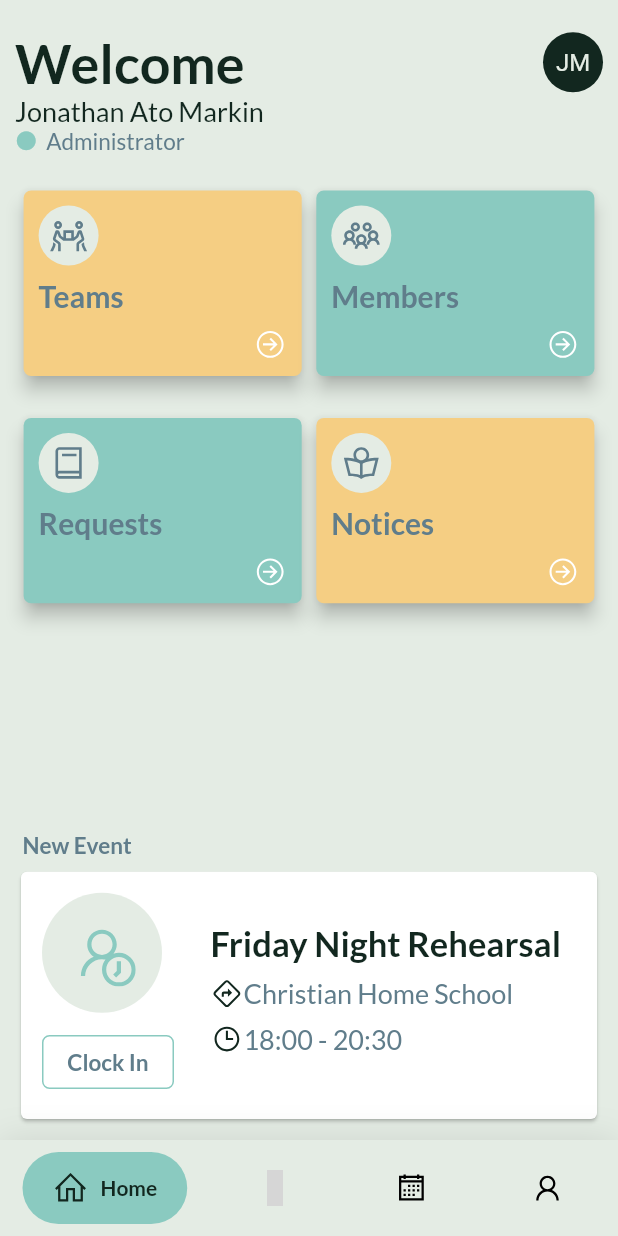
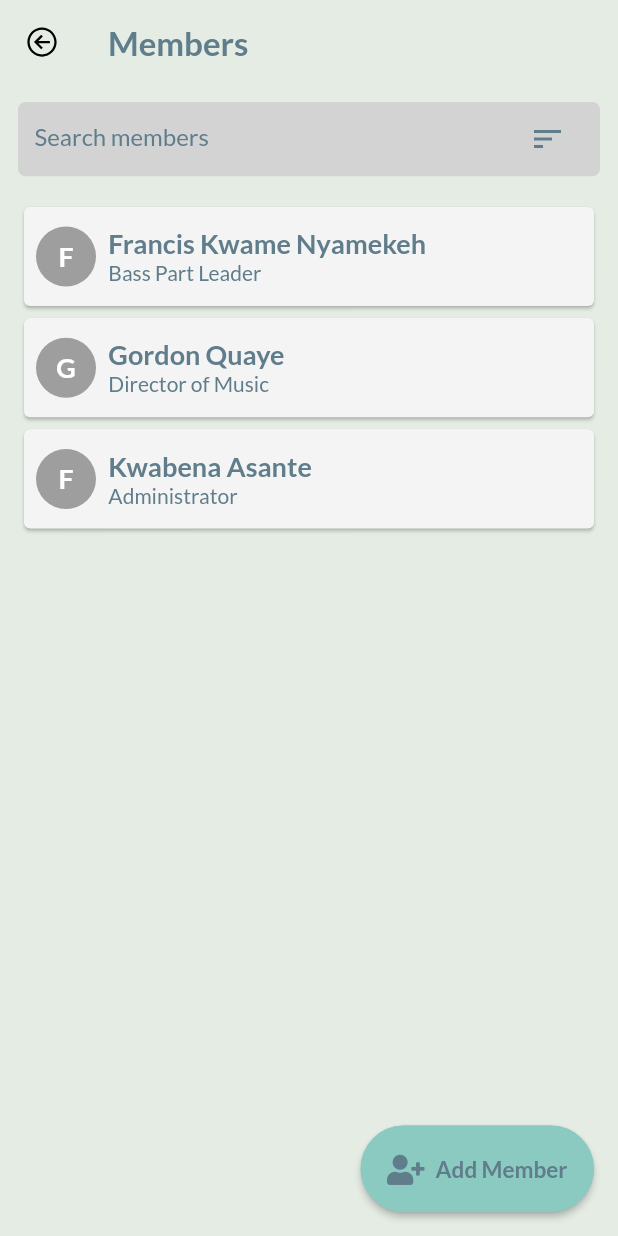
Before and after one commit to jonamarkin/iAttend, a Flutter app: the BaseScreen screen opened directly, after a tap on "Members", on a phone screen of 412 x 824 dp. Run offline on Flutter 3.47's test engine with Material 2 defaults, Android fonts, the phone set to English and light mode, and no system bars; drawn by our look-alikes of google_nav_bar; our stand-ins replace fl_chart, font_awesome_flutter, google_fonts, line_icons, modal_bottom_sheet; missing offline and left inert: beauty_textfield, expansion_card, keyboard_avoider; project files that could hold a hidden picture were left out; grey boxes are pictures that could not be loaded.

Commit message:
Teams and members pages done

```diff
--- a/lib/ui/views/dashboard/dashboard.dart
+++ b/lib/ui/views/dashboard/dashboard.dart
@@ -2,6 +2,8 @@ import 'package:flutter/material.dart';
 import 'package:font_awesome_flutter/font_awesome_flutter.dart';
 import 'package:google_fonts/google_fonts.dart';
 import 'package:iAttend/business_logic/constants/appconstants.dart';
+import 'package:iAttend/ui/views/members/members.dart';
+import 'package:iAttend/ui/views/teams/teams.dart';
 import 'package:iAttend/ui/widgets/base.dart';
 import 'package:iAttend/ui/widgets/dashboard/dashboard_card.dart';
 import 'package:line_icons/line_icons.dart';
@@ -90,13 +92,15 @@ class _DashboardState extends State<Dashboard> {
                       cardName: "Teams",
                       cardColor: Color(0xffF5CE83),
                       cardIcon: LineIcons.peopleCarry,
-                      onTap: () {},
+                      onTap: Teams(),
+                      pageTitle: "Teams",
                     ),
                     DashboardCard(
                       cardName: "Members",
                       cardColor: Color(0xff8acac0),
                       cardIcon: LineIcons.users,
-                      onTap: () {},
+                      onTap: Members(),
+                      pageTitle: "Members",
                     ),
                   ],
                 ),
@@ -108,15 +112,15 @@ class _DashboardState extends State<Dashboard> {
                     cardName: "Requests",
                     cardColor: Color(0xff8acac0),
                     cardIcon: LineIcons.book,
-                    onTap: () {},
+                    onTap: Teams(),
+                    pageTitle: "Requests",
                   ),
                   DashboardCard(
                     cardName: "Notices",
                     cardColor: Color(0xffF5CE83),
                     cardIcon: LineIcons.bookReader,
-                    onTap: () {
-                      //Navigator.push(context, MaterialPageRoute(builder: (context) => EventsPage()))
-                    },
+                    onTap: Teams(),
+                    pageTitle: "Notices",
                   ),
                 ],
               ),
--- /dev/null
+++ b/lib/ui/views/members/members.dart
@@ -0,0 +1,178 @@
+import 'package:flutter/material.dart';
+import 'package:font_awesome_flutter/font_awesome_flutter.dart';
+import 'package:google_fonts/google_fonts.dart';
+import 'package:iAttend/business_logic/constants/appconstants.dart';
+import 'package:iAttend/ui/widgets/members/member_card.dart';
+import 'package:line_icons/line_icons.dart';
+
+class Members extends StatefulWidget {
+  @override
+  _MembersState createState() => _MembersState();
+}
+
+class _MembersState extends State<Members> {
+  TextEditingController _searchController = new TextEditingController();
+
+  @override
+  Widget build(BuildContext context) {
+    return Scaffold(
+      floatingActionButton: ButtonTheme(
+        child: ElevatedButton(
+          style: ButtonStyle(
+            //backgroundColor:
+            backgroundColor: MaterialStateProperty.all<Color>(
+              greenColor,
+            ),
+            foregroundColor: MaterialStateProperty.all<Color>(
+              backColor,
+            ),
+            shape: MaterialStateProperty.all<RoundedRectangleBorder>(
+              RoundedRectangleBorder(
+                borderRadius: BorderRadius.circular(50.0),
+                side: BorderSide(
+                  color: greenColor,
+                ),
+              ),
+            ),
+          ),
+          onPressed: () {},
+          child: Container(
+            height: MediaQuery.of(context).size.height * 0.07,
+            width: MediaQuery.of(context).size.width * 0.30,
+            child: Row(
+              crossAxisAlignment: CrossAxisAlignment.center,
+              mainAxisAlignment: MainAxisAlignment.center,
+              children: [
+                Icon(
+                  FontAwesomeIcons.userPlus,
+                  color: Colors.blueGrey,
+                  size: 20,
+                ),
+                SizedBox(
+                  width: MediaQuery.of(context).size.width * 0.03,
+                ),
+                Text(
+                  "Add Member",
+                  style: GoogleFonts.lato(
+                    textStyle: Theme.of(context).textTheme.headline3,
+                    fontSize: 15,
+                    color: Colors.blueGrey,
+                    fontWeight: FontWeight.bold,
+                    //fontStyle: FontStyle.italic,
+                  ),
+                ),
+              ],
+            ),
+          ),
+        ),
+      ),
+      backgroundColor: backColor,
+      appBar: AppBar(
+        title: Text(
+          "Members",
+          style: GoogleFonts.lato(
+            textStyle: Theme.of(context).textTheme.headline2,
+            fontSize: 22,
+            color: Colors.blueGrey,
+            fontWeight: FontWeight.bold,
+            //     //fontStyle: FontStyle.italic,
+          ),
+        ),
+        elevation: 0,
+        //leading: MyArc(diameter: 300),
+
+        leading: GestureDetector(
+          onTap: () {
+            Navigator.of(context).pop();
+          },
+          child: Padding(
+            padding: const EdgeInsets.symmetric(
+              horizontal: 10,
+              vertical: 10,
+            ),
+            child: Icon(
+              LineIcons.arrowCircleLeft,
+            ),
+
+            // Text(
+            //   "Back",
+            //   style: GoogleFonts.lato(
+            //     textStyle: Theme.of(context).textTheme.headline2,
+            //     fontSize: 15,
+            //     color: Colors.blueGrey,
+            //     fontWeight: FontWeight.bold,
+            //     //fontStyle: FontStyle.italic,
+            //   ),
+            // ),
+          ),
+        ),
+        //toolbarHeight: 15,
+      ),
+      body: Container(
+        padding: EdgeInsets.all(
+          12,
+        ),
+        child: Column(
+          children: [
+            Container(
+              height: MediaQuery.of(context).size.height * 0.06,
+
+              //color: Color(0xffF5CE83),
+              decoration: BoxDecoration(
+                  color: Color(0xffd3d3d3),
+                  border: Border.all(
+                    //color: Colors.red[500
+                    color: Color(0xffd3d3d3),
+                  ),
+                  borderRadius: BorderRadius.all(Radius.circular(5))),
+              child: Padding(
+                padding: const EdgeInsets.symmetric(
+                  horizontal: 10,
+                ),
+                child: TextFormField(
+                  controller: _searchController,
+                  cursorColor: Colors.blueGrey,
+                  decoration: InputDecoration(
+                    suffixIcon: Icon(
+                      Icons.sort_outlined,
+                      color: Colors.blueGrey,
+                    ),
+                    border: InputBorder.none,
+                    hintText: "Search members",
+                    hintStyle: TextStyle(
+                      color: Colors.blueGrey,
+                    ),
+                  ),
+                ),
+              ),
+            ),
+            SizedBox(
+              height: MediaQuery.of(context).size.height * 0.02,
+            ),
+            Expanded(
+              child: ListView(
+                children: [
+                  MemberCard(
+                    initials: "F",
+                    memberName: "Francis Kwame Nyamekeh",
+                    memberPosition: "Bass Part Leader",
+                  ),
+                  MemberCard(
+                    initials: "G",
+                    memberName: "Gordon Quaye",
+                    memberPosition: "Director of Music",
+                  ),
+                  MemberCard(
+                    initials: "F",
+                    memberName: "Kwabena Asante",
+                    memberPosition: "Administrator",
+                  ),
+                ],
+              ),
+            ),
+          ],
+        ),
+      ),
+    );
+  }
+}
--- a/lib/ui/widgets/base.dart
+++ b/lib/ui/widgets/base.dart
@@ -10,6 +10,7 @@ import 'package:iAttend/ui/views/profile/profile.dart';
 import 'package:line_icons/line_icons.dart';
 
 class BaseScreen extends StatefulWidget {
+  //final Widget body;
   @override
   _BaseScreenState createState() => _BaseScreenState();
 }
--- a/lib/ui/widgets/dashboard/dashboard_card.dart
+++ b/lib/ui/widgets/dashboard/dashboard_card.dart
@@ -1,6 +1,8 @@
 import 'package:flutter/material.dart';
 import 'package:google_fonts/google_fonts.dart';
 import 'package:iAttend/business_logic/constants/appconstants.dart';
+import 'package:iAttend/ui/views/teams/teams.dart';
+import 'package:iAttend/ui/widgets/inner_base.dart';
 import 'package:line_icons/line_icons.dart';
 
 class DashboardCard extends StatefulWidget {
@@ -8,15 +10,17 @@ class DashboardCard extends StatefulWidget {
 
   final String cardName;
 
-  final Function onTap;
+  final Widget onTap;
   final IconData cardIcon;
+  final String pageTitle;
 
   const DashboardCard(
       {Key? key,
       required this.cardColor,
       required this.cardName,
       required this.onTap,
-      required this.cardIcon})
+      required this.cardIcon,
+      required this.pageTitle})
       : super(key: key);
   @override
   _DashboardCardState createState() => _DashboardCardState();
@@ -26,7 +30,12 @@ class _DashboardCardState extends State<DashboardCard> {
   @override
   Widget build(BuildContext context) {
     return GestureDetector(
-      onTap: () => widget.onTap,
+      onTap: () => Navigator.push(
+        context,
+        MaterialPageRoute(
+          builder: (context) => widget.onTap,
+        ),
+      ),
       child: Card(
         elevation: 5,
         //color: Color(0xffF5CE83),
--- /dev/null
+++ b/lib/ui/widgets/members/member_card.dart
@@ -0,0 +1,78 @@
+import 'package:flutter/material.dart';
+import 'package:google_fonts/google_fonts.dart';
+
+class MemberCard extends StatefulWidget {
+  final String memberName;
+  final String memberPosition;
+  final String initials;
+  const MemberCard({
+    Key? key,
+    required this.memberName,
+    required this.memberPosition,
+    required this.initials,
+  }) : super(key: key);
+  @override
+  _MemberCardState createState() => _MemberCardState();
+}
+
+class _MemberCardState extends State<MemberCard> {
+  @override
+  Widget build(BuildContext context) {
+    return Container(
+      height: MediaQuery.of(context).size.height * 0.09,
+      child: Card(
+        color: Color(0xfff4f4f4),
+        child: Padding(
+          padding: const EdgeInsets.all(8.0),
+          child: Row(
+            crossAxisAlignment: CrossAxisAlignment.center,
+            children: [
+              CircleAvatar(
+                backgroundColor: Colors.grey,
+                child: Text(
+                  widget.initials,
+                  style: GoogleFonts.lato(
+                    textStyle: Theme.of(context).textTheme.headline3,
+                    fontSize: 18,
+                    color: Colors.white,
+                    fontWeight: FontWeight.bold,
+                    //fontStyle: FontStyle.italic,
+                  ),
+                ),
+              ),
+              SizedBox(
+                width: MediaQuery.of(context).size.width * 0.02,
+              ),
+              Column(
+                mainAxisAlignment: MainAxisAlignment.center,
+                crossAxisAlignment: CrossAxisAlignment.start,
+                children: [
+                  Text(
+                    widget.memberName,
+                    style: GoogleFonts.lato(
+                      textStyle: Theme.of(context).textTheme.headline3,
+                      fontSize: 18,
+                      color: Colors.blueGrey,
+                      fontWeight: FontWeight.bold,
+                      //fontStyle: FontStyle.italic,
+                    ),
+                  ),
+                  Text(
+                    widget.memberPosition,
+                    style: GoogleFonts.lato(
+                      textStyle: Theme.of(context).textTheme.headline3,
+                      fontSize: 14,
+                      color: Colors.blueGrey,
+                      //fontWeight: FontWeight.bold,
+                      //fontStyle: FontStyle.italic,
+                    ),
+                  ),
+                ],
+              ),
+            ],
+          ),
+        ),
+      ),
+    );
+  }
+}
```
Also changed, not shown: lib/ui/views/teams/teams.dart (added, +143 -0 lines), lib/ui/widgets/inner_base.dart (+125 -3 lines), lib/ui/widgets/teams/teams_card.dart (added, +89 -0 lines), lib/ui/views/notices/notices.dart (added), lib/ui/views/requests/requests.dart (added).
